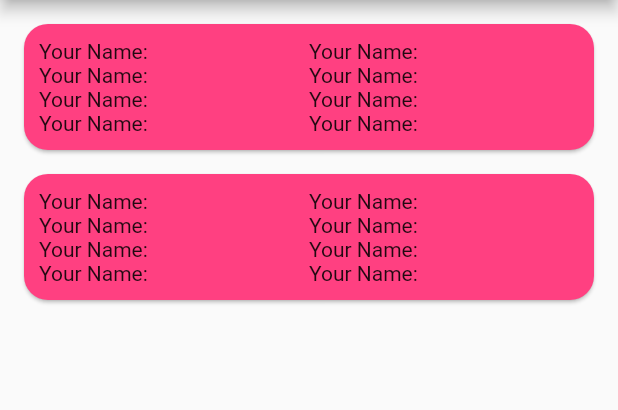
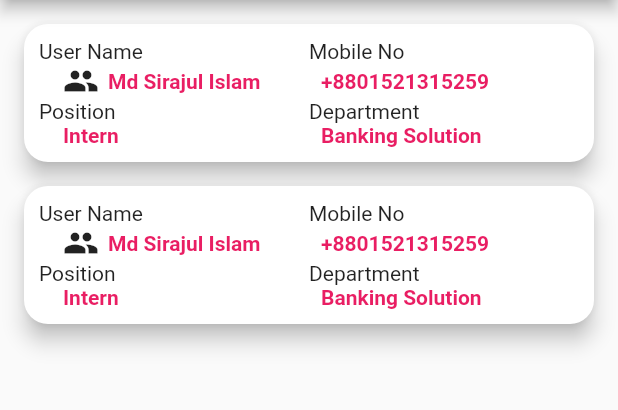
Before and after one commit to imsisojib/flutter_firebase_crud_implementation, a Flutter app: the screen it shows after launch, on a phone screen of 412 x 824 dp, the part 84-494 px from its top. Run offline on Flutter 3.47's test engine with Material 2 defaults, Android fonts, the phone set to English and light mode, and no system bars.

Commit message:
design changed.

```diff
--- a/lib/sampleview/SampleViewItem.dart
+++ b/lib/sampleview/SampleViewItem.dart
@@ -4,12 +4,19 @@ import 'package:flutter_firebase_crud_imp/utils/CustomColors.dart';
 
 class SampleView {
 
+  static TextStyle getBoldAndFontSize18Text(){
+    return TextStyle(
+      fontWeight: FontWeight.bold,
+      color: Colors.pink,
+    );
+  }
+
   static Widget getSampleItemView(){
     return Card(
+      elevation: 6.0,
       shape: RoundedRectangleBorder(
         borderRadius: BorderRadius.all(Radius.circular(16.0)),
       ),
-      color: Colors.pinkAccent,
       margin: EdgeInsets.all(8.0),
       child: Padding(
         padding: const EdgeInsets.all(10.0),
@@ -20,12 +27,42 @@ class SampleView {
               Row(
                 children: <Widget>[
                   Expanded(child: Text(
-                    "Your Name:"
+                    "User Name"
                   ),
                     flex: 1,
                   ),
                   Expanded(child: Text(
-                      "Your Name:"
+                      "Mobile No"
+                  ),
+                    flex: 1,
+                  ),
+                ],
+              ),
+              Row(
+                children: <Widget>[
+                  SizedBox(
+                    width: 16.0,
+                  ),
+                  Expanded(
+                    child: Row(
+                    children: <Widget>[
+                      Icon(
+                        Icons.people
+                      ),
+                    SizedBox(
+                      width: 6.0,
+                    ),
+                    Text(
+                    "Md Sirajul Islam",
+                      style: SampleView.getBoldAndFontSize18Text(),
+                    ),
+                    ],
+                  ),
+                    flex: 1,
+                  ),
+                  Expanded(child: Text(
+                      "+8801521315259",
+                    style: SampleView.getBoldAndFontSize18Text(),
                   ),
                     flex: 1,
                   ),
@@ -34,12 +71,12 @@ class SampleView {
               Row(
                 children: <Widget>[
                   Expanded(child: Text(
-                      "Your Name:"
+                      "Position"
                   ),
                     flex: 1,
                   ),
                   Expanded(child: Text(
-                      "Your Name:"
+                      "Department"
                   ),
                     flex: 1,
                   ),
@@ -47,27 +84,18 @@ class SampleView {
               ),
               Row(
                 children: <Widget>[
+                  SizedBox(
+                    width: 16.0,
+                  ),
                   Expanded(child: Text(
-                      "Your Name:"
+                      "Intern",
+                    style: SampleView.getBoldAndFontSize18Text(),
                   ),
                     flex: 1,
                   ),
                   Expanded(child: Text(
-                      "Your Name:"
-                  ),
-                    flex: 1,
-                  ),
-                ],
-              ),
-              Row(
-                children: <Widget>[
-                  Expanded(child: Text(
-                      "Your Name:"
-                  ),
-                    flex: 1,
-                  ),
-                  Expanded(child: Text(
-                      "Your Name:"
+                      "Banking Solution",
+                    style: SampleView.getBoldAndFontSize18Text(),
                   ),
                     flex: 1,
                   ),
```
